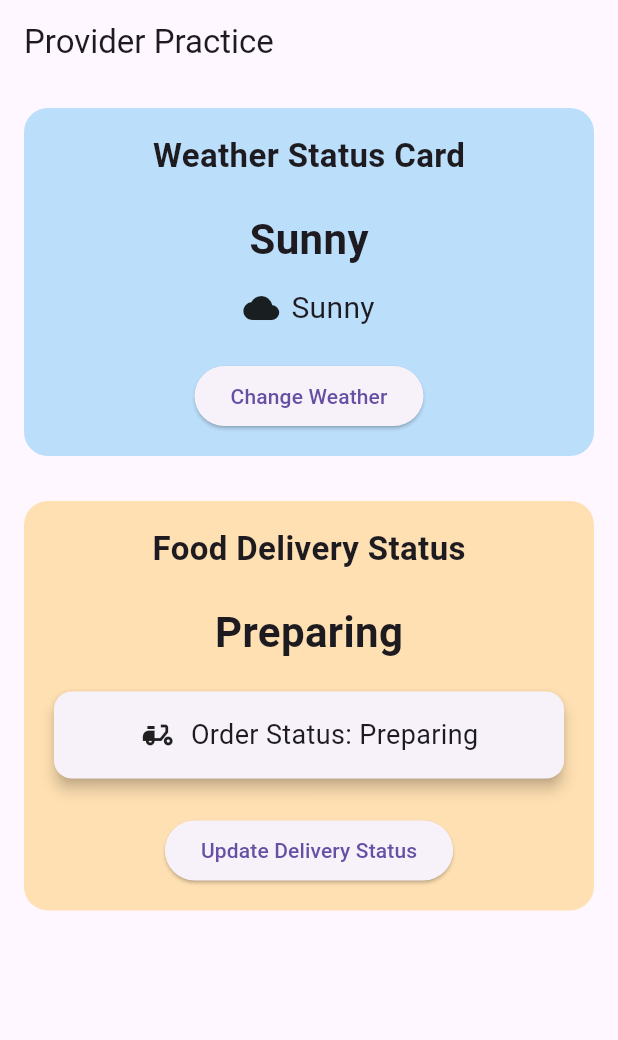
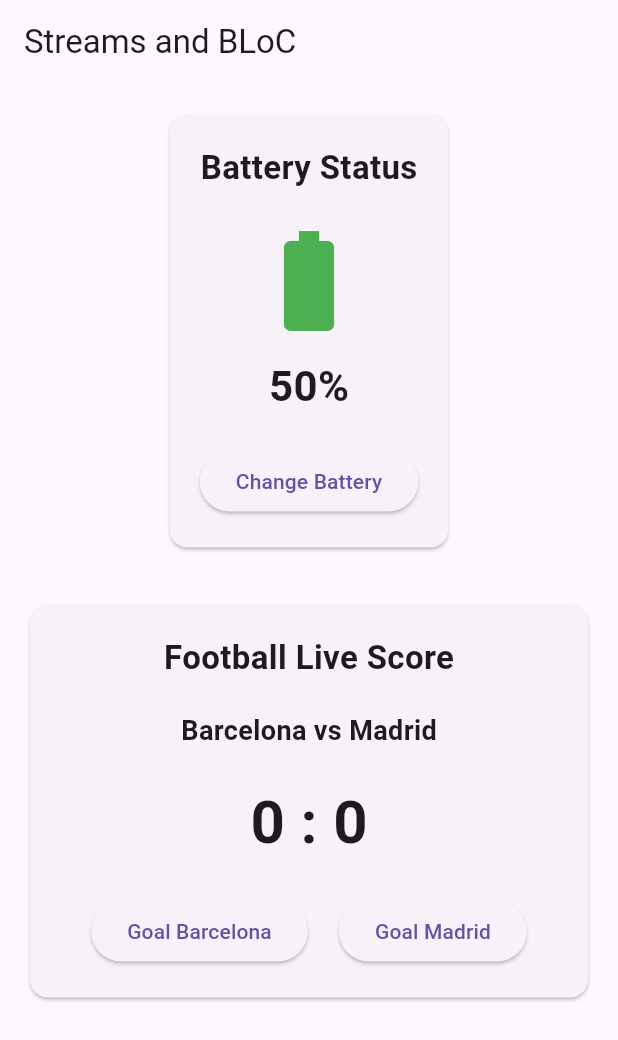
Before and after one commit to pugal6/flutter-tasks, a Flutter app: the screen it shows after launch, on a phone screen of 412 x 824 dp. Shown: the top 1040 px of the screen. Run offline on Flutter 3.47's test engine with Material 3 defaults, Android fonts, the phone set to English and light mode, and no system bars.

Commit message:
Add BloC task

```diff
--- a/module2/lib/main.dart
+++ b/module2/lib/main.dart
@@ -1,23 +1,8 @@
 import 'package:flutter/material.dart';
-import 'package:module2/practice%20tasks/provider%20task/providers/weather_provider.dart';
-import 'package:provider/provider.dart';
-import 'practice tasks/provider task/screens/home_screen.dart';
-import 'practice tasks/provider task/providers/delivery_provider.dart';
+import 'package:module2/practice%20tasks/bloc%20task/screens/home_screen.dart';
 
 void main() {
-  runApp(
-    MultiProvider(
-      providers: [
-        ChangeNotifierProvider(
-          create: (_) => WeatherProvider(),
-        ),
-        ChangeNotifierProvider(
-          create: (_) => DeliveryProvider(),
-        ),
-      ],
-      child: const MyApp(),
-    ),
-  );
+  runApp(const MyApp());
 }
 
 class MyApp extends StatelessWidget {
--- /dev/null
+++ b/module2/lib/practice tasks/bloc task/blocs/battery_bloc.dart
@@ -0,0 +1,24 @@
+import 'dart:async';
+
+class BatteryBloc {
+  final StreamController<int> _batteryController =
+      StreamController<int>();
+
+  int _batteryLevel = 50;
+
+  Stream<int> get batteryStream => _batteryController.stream;
+
+  void changeBattery() {
+    _batteryLevel -= 10;
+
+    if (_batteryLevel < 0) {
+      _batteryLevel = 100;
+    }
+
+    _batteryController.sink.add(_batteryLevel);
+  }
+
+  void dispose() {
+    _batteryController.close();
+  }
+}
--- /dev/null
+++ b/module2/lib/practice tasks/bloc task/blocs/score_bloc.dart
@@ -0,0 +1,39 @@
+import 'dart:async';
+
+import '../models/match_score.dart';
+
+class ScoreBloc {
+  final StreamController<MatchScore> _scoreController =
+      StreamController<MatchScore>();
+
+  int _homeScore = 0;
+  int _awayScore = 0;
+
+  Stream<MatchScore> get scoreStream => _scoreController.stream;
+
+  void incrementHome() {
+    _homeScore++;
+
+    _scoreController.sink.add(
+      MatchScore(
+        homeScore: _homeScore,
+        awayScore: _awayScore,
+      ),
+    );
+  }
+
+  void incrementAway() {
+    _awayScore++;
+
+    _scoreController.sink.add(
+      MatchScore(
+        homeScore: _homeScore,
+        awayScore: _awayScore,
+      ),
+    );
+  }
+
+  void dispose() {
+    _scoreController.close();
+  }
+}
--- /dev/null
+++ b/module2/lib/practice tasks/bloc task/models/match_score.dart
@@ -0,0 +1,9 @@
+class MatchScore {
+  final int homeScore;
+  final int awayScore;
+
+  MatchScore({
+    required this.homeScore,
+    required this.awayScore,
+  });
+}
--- /dev/null
+++ b/module2/lib/practice tasks/bloc task/screens/home_screen.dart
@@ -0,0 +1,72 @@
+import 'package:flutter/material.dart';
+
+import '../blocs/battery_bloc.dart';
+import '../blocs/score_bloc.dart';
+import '../models/match_score.dart';
+import '../widgets/battery_card.dart';
+import '../widgets/score_card.dart';
+
+class HomeScreen extends StatefulWidget {
+  const HomeScreen({super.key});
+
+  @override
+  State<HomeScreen> createState() => _HomeScreenState();
+}
+
+class _HomeScreenState extends State<HomeScreen> {
+  final BatteryBloc batteryBloc = BatteryBloc();
+  final ScoreBloc scoreBloc = ScoreBloc();
+
+  @override
+  void dispose() {
+    batteryBloc.dispose();
+    scoreBloc.dispose();
+    super.dispose();
+  }
+
+  @override
+  Widget build(BuildContext context) {
+    return Scaffold(
+      appBar: AppBar(
+        title: const Text("Streams and BLoC"),
+      ),
+      body: SingleChildScrollView(
+        padding: const EdgeInsets.all(16),
+        child: Column(
+          children: [
+            StreamBuilder<int>(
+              stream: batteryBloc.batteryStream,
+              initialData: 50,
+              builder: (context, snapshot) {
+                return BatteryCard(
+                  batteryLevel: snapshot.data ?? 0,
+                  onPressed: batteryBloc.changeBattery,
+                );
+              },
+            ),
+
+            const SizedBox(height: 30),
+
+            StreamBuilder<MatchScore>(
+              stream: scoreBloc.scoreStream,
+              initialData: MatchScore(
+                homeScore: 0,
+                awayScore: 0,
+              ),
+              builder: (context, snapshot) {
+                final score = snapshot.data!;
+
+                return ScoreCard(
+                  homeScore: score.homeScore,
+                  awayScore: score.awayScore,
+                  onHomeGoal: scoreBloc.incrementHome,
+                  onAwayGoal: scoreBloc.incrementAway,
+                );
+              },
+            ),
+          ],
+        ),
+      ),
+    );
+  }
+}
--- /dev/null
+++ b/module2/lib/practice tasks/bloc task/widgets/battery_card.dart
@@ -0,0 +1,58 @@
+import 'package:flutter/material.dart';
+
+class BatteryCard extends StatelessWidget {
+  final int batteryLevel;
+  final VoidCallback onPressed;
+
+  const BatteryCard({
+    super.key,
+    required this.batteryLevel,
+    required this.onPressed,
+  });
+
+  @override
+  Widget build(BuildContext context) {
+    return Card(
+      child: Padding(
+        padding: const EdgeInsets.all(20),
+        child: Column(
+          children: [
+            const Text(
+              "Battery Status",
+              style: TextStyle(
+                fontSize: 22,
+                fontWeight: FontWeight.bold,
+              ),
+            ),
+
+            const SizedBox(height: 20),
+
+            Icon(
+              Icons.battery_full,
+              size: 80,
+              color:
+                  batteryLevel > 20 ? Colors.green : Colors.red,
+            ),
+
+            const SizedBox(height: 10),
+
+            Text(
+              "$batteryLevel%",
+              style: const TextStyle(
+                fontSize: 28,
+                fontWeight: FontWeight.bold,
+              ),
+            ),
+
+            const SizedBox(height: 20),
+
+            ElevatedButton(
+              onPressed: onPressed,
+              child: const Text("Change Battery"),
+            ),
+          ],
+        ),
+      ),
+    );
+  }
+}
--- /dev/null
+++ b/module2/lib/practice tasks/bloc task/widgets/score_card.dart
@@ -0,0 +1,74 @@
+import 'package:flutter/material.dart';
+
+class ScoreCard extends StatelessWidget {
+  final int homeScore;
+  final int awayScore;
+
+  final VoidCallback onHomeGoal;
+  final VoidCallback onAwayGoal;
+
+  const ScoreCard({
+    super.key,
+    required this.homeScore,
+    required this.awayScore,
+    required this.onHomeGoal,
+    required this.onAwayGoal,
+  });
+
+  @override
+  Widget build(BuildContext context) {
+    return Card(
+      child: Padding(
+        padding: const EdgeInsets.all(20),
+        child: Column(
+          children: [
+            const Text(
+              "Football Live Score",
+              style: TextStyle(
+                fontSize: 22,
+                fontWeight: FontWeight.bold,
+              ),
+            ),
+
+            const SizedBox(height: 20),
+
+            const Text(
+              "Barcelona vs Madrid",
+              style: TextStyle(
+                fontSize: 18,
+                fontWeight: FontWeight.w600,
+              ),
+            ),
+
+            const SizedBox(height: 20),
+
+            Text(
+              "$homeScore : $awayScore",
+              style: const TextStyle(
+                fontSize: 40,
+                fontWeight: FontWeight.bold,
+              ),
+            ),
+
+            const SizedBox(height: 20),
+
+            Row(
+              mainAxisAlignment:
+                  MainAxisAlignment.spaceEvenly,
+              children: [
+                ElevatedButton(
+                  onPressed: onHomeGoal,
+                  child: const Text("Goal Barcelona"),
+                ),
+                ElevatedButton(
+                  onPressed: onAwayGoal,
+                  child: const Text("Goal Madrid"),
+                ),
+              ],
+            ),
+          ],
+        ),
+      ),
+    );
+  }
+}
```
